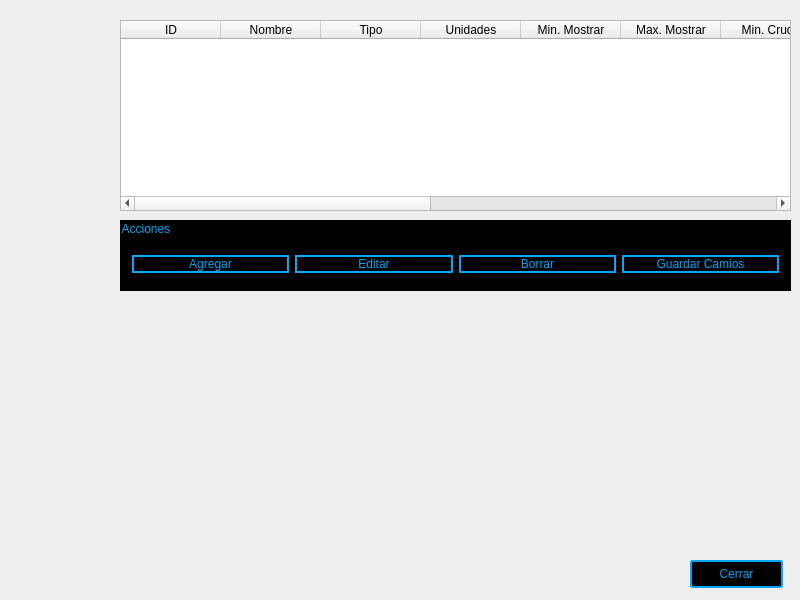
Above: asa_application/confsetup.ui from razulued/qt_application before the change. Below: the same form after it.
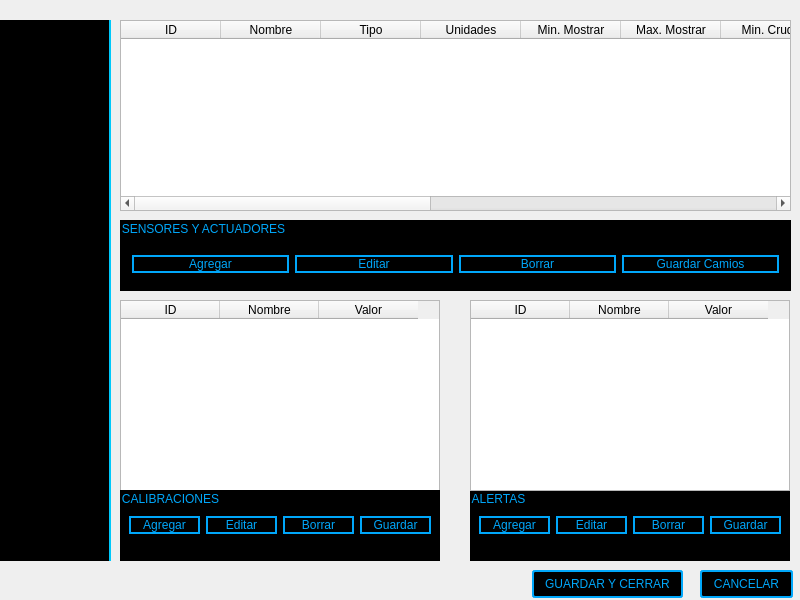
That is the form after the change.

Commit message: Changes before modifying const table for asa protocol

Diff of the .ui file:
```diff
--- a/asa_application/confsetup.ui
+++ b/asa_application/confsetup.ui
@@ -13,17 +13,9 @@
   <property name="windowTitle">
    <string>Dialog</string>
   </property>
-  <widget class="QWidget" name="verticalLayoutWidget">
-   <property name="geometry">
-    <rect>
-     <x>10</x>
-     <y>20</y>
-     <width>101</width>
-     <height>271</height>
-    </rect>
-   </property>
-   <layout class="QVBoxLayout" name="DirLayout"/>
-  </widget>
+  <property name="styleSheet">
+   <string notr="true"/>
+  </property>
   <widget class="QTableWidget" name="tableWidget">
    <property name="geometry">
     <rect>
@@ -118,7 +110,7 @@
 </string>
    </property>
    <property name="title">
-    <string>Acciones</string>
+    <string>SENSORES Y ACTUADORES</string>
    </property>
    <layout class="QHBoxLayout" name="horizontalLayout">
     <item>
@@ -205,8 +197,8 @@
   <widget class="QPushButton" name="closeButton">
    <property name="geometry">
     <rect>
-     <x>690</x>
-     <y>560</y>
+     <x>700</x>
+     <y>570</y>
      <width>93</width>
      <height>28</height>
     </rect>
@@ -224,9 +216,351 @@
 </string>
    </property>
    <property name="text">
-    <string>Cerrar</string>
+    <string>CANCELAR</string>
    </property>
   </widget>
+  <widget class="QTableWidget" name="tableWidget_2">
+   <property name="geometry">
+    <rect>
+     <x>120</x>
+     <y>300</y>
+     <width>320</width>
+     <height>191</height>
+    </rect>
+   </property>
+   <attribute name="horizontalHeaderDefaultSectionSize">
+    <number>99</number>
+   </attribute>
+   <attribute name="horizontalHeaderHighlightSections">
+    <bool>true</bool>
+   </attribute>
+   <column>
+    <property name="text">
+     <string>ID</string>
+    </property>
+   </column>
+   <column>
+    <property name="text">
+     <string>Nombre</string>
+    </property>
+   </column>
+   <column>
+    <property name="text">
+     <string>Valor</string>
+    </property>
+   </column>
+  </widget>
+  <widget class="QGroupBox" name="ButtonBox_2">
+   <property name="geometry">
+    <rect>
+     <x>120</x>
+     <y>490</y>
+     <width>320</width>
+     <height>71</height>
+    </rect>
+   </property>
+   <property name="styleSheet">
+    <string notr="true">QGroupBox
+{
+background-color: black;
+color: rgb(0, 167, 250);
+border: none;
+}
+QPushButton
+{
+background-color: black;
+color: rgb(0, 167, 250);
+border-width: 2px;
+border-style: solid;
+border-color: rgb(0, 167, 250);
+border-radius: 10px;
+}
+</string>
+   </property>
+   <property name="title">
+    <string>CALIBRACIONES</string>
+   </property>
+   <layout class="QHBoxLayout" name="horizontalLayout_2">
+    <item>
+     <widget class="QPushButton" name="add_pushButton_2">
+      <property name="enabled">
+       <bool>true</bool>
+      </property>
+      <property name="styleSheet">
+       <string notr="true">#add_pushButton
+{
+background-color: black;
+color: rgb(0, 167, 250);
+border-width: 2px;
+border-style: solid;
+border-color: rgb(0, 167, 250);
+border-radius: 10px;
+}
+</string>
+      </property>
+      <property name="text">
+       <string>Agregar</string>
+      </property>
+     </widget>
+    </item>
+    <item>
+     <widget class="QPushButton" name="edit_pushButton_2">
+      <property name="styleSheet">
+       <string notr="true">#edit_pushButton
+{
+background-color: black;
+color: rgb(0, 167, 250);
+border-width: 2px;
+border-style: solid;
+border-color: rgb(0, 167, 250);
+border-radius: 10px;
+}
+</string>
+      </property>
+      <property name="text">
+       <string>Editar</string>
+      </property>
+     </widget>
+    </item>
+    <item>
+     <widget class="QPushButton" name="remove_pushButton_2">
+      <property name="styleSheet">
+       <string notr="true">#remove_pushButton
+{
+background-color: black;
+color: rgb(0, 167, 250);
+border-width: 2px;
+border-style: solid;
+border-color: rgb(0, 167, 250);
+border-radius: 10px;
+}
+</string>
+      </property>
+      <property name="text">
+       <string>Borrar</string>
+      </property>
+     </widget>
+    </item>
+    <item>
+     <widget class="QPushButton" name="save_changes_pushButton_2">
+      <property name="styleSheet">
+       <string notr="true">#save_changes_pushButton
+{
+background-color: black;
+color: rgb(0, 167, 250);
+border-width: 2px;
+border-style: solid;
+border-color: rgb(0, 167, 250);
+border-radius: 10px;
+}
+</string>
+      </property>
+      <property name="text">
+       <string>Guardar</string>
+      </property>
+     </widget>
+    </item>
+   </layout>
+  </widget>
+  <widget class="QGroupBox" name="ButtonBox_3">
+   <property name="geometry">
+    <rect>
+     <x>470</x>
+     <y>490</y>
+     <width>320</width>
+     <height>71</height>
+    </rect>
+   </property>
+   <property name="styleSheet">
+    <string notr="true">QGroupBox
+{
+background-color: black;
+color: rgb(0, 167, 250);
+border: none;
+}
+QPushButton
+{
+background-color: black;
+color: rgb(0, 167, 250);
+border-width: 2px;
+border-style: solid;
+border-color: rgb(0, 167, 250);
+border-radius: 10px;
+}
+</string>
+   </property>
+   <property name="title">
+    <string>ALERTAS</string>
+   </property>
+   <layout class="QHBoxLayout" name="horizontalLayout_3">
+    <item>
+     <widget class="QPushButton" name="add_pushButton_3">
+      <property name="enabled">
+       <bool>true</bool>
+      </property>
+      <property name="styleSheet">
+       <string notr="true">#add_pushButton
+{
+background-color: black;
+color: rgb(0, 167, 250);
+border-width: 2px;
+border-style: solid;
+border-color: rgb(0, 167, 250);
+border-radius: 10px;
+}
+</string>
+      </property>
+      <property name="text">
+       <string>Agregar</string>
+      </property>
+     </widget>
+    </item>
+    <item>
+     <widget class="QPushButton" name="edit_pushButton_3">
+      <property name="styleSheet">
+       <string notr="true">#edit_pushButton
+{
+background-color: black;
+color: rgb(0, 167, 250);
+border-width: 2px;
+border-style: solid;
+border-color: rgb(0, 167, 250);
+border-radius: 10px;
+}
+</string>
+      </property>
+      <property name="text">
+       <string>Editar</string>
+      </property>
+     </widget>
+    </item>
+    <item>
+     <widget class="QPushButton" name="remove_pushButton_3">
+      <property name="styleSheet">
+       <string notr="true">#remove_pushButton
+{
+background-color: black;
+color: rgb(0, 167, 250);
+border-width: 2px;
+border-style: solid;
+border-color: rgb(0, 167, 250);
+border-radius: 10px;
+}
+</string>
+      </property>
+      <property name="text">
+       <string>Borrar</string>
+      </property>
+     </widget>
+    </item>
+    <item>
+     <widget class="QPushButton" name="save_changes_pushButton_3">
+      <property name="styleSheet">
+       <string notr="true">#save_changes_pushButton
+{
+background-color: black;
+color: rgb(0, 167, 250);
+border-width: 2px;
+border-style: solid;
+border-color: rgb(0, 167, 250);
+border-radius: 10px;
+}
+</string>
+      </property>
+      <property name="text">
+       <string>Guardar</string>
+      </property>
+     </widget>
+    </item>
+   </layout>
+  </widget>
+  <widget class="QPushButton" name="closeButton_2">
+   <property name="geometry">
+    <rect>
+     <x>532</x>
+     <y>570</y>
+     <width>151</width>
+     <height>28</height>
+    </rect>
+   </property>
+   <property name="styleSheet">
+    <string notr="true">#closeButton_2
+{
+background-color: black;
+color: rgb(0, 167, 250);
+border-width: 2px;
+border-style: solid;
+border-color: rgb(0, 167, 250);
+border-radius: 3px;
+}
+</string>
+   </property>
+   <property name="text">
+    <string>GUARDAR Y CERRAR</string>
+   </property>
+  </widget>
+  <widget class="QTableWidget" name="tableWidget_3">
+   <property name="geometry">
+    <rect>
+     <x>470</x>
+     <y>300</y>
+     <width>320</width>
+     <height>191</height>
+    </rect>
+   </property>
+   <attribute name="horizontalHeaderDefaultSectionSize">
+    <number>99</number>
+   </attribute>
+   <column>
+    <property name="text">
+     <string>ID</string>
+    </property>
+   </column>
+   <column>
+    <property name="text">
+     <string>Nombre</string>
+    </property>
+   </column>
+   <column>
+    <property name="text">
+     <string>Valor</string>
+    </property>
+   </column>
+  </widget>
+  <widget class="QFrame" name="frame">
+   <property name="geometry">
+    <rect>
+     <x>0</x>
+     <y>20</y>
+     <width>111</width>
+     <height>541</height>
+    </rect>
+   </property>
+   <property name="styleSheet">
+    <string notr="true">QFrame
+{
+background-color: black;
+color: rgb(0, 167, 250);
+border-width: 2px;
+border-style: solid;
+border-color: rgb(0, 200, 250);
+border-top: none;
+border-left: none;
+border-bottom: none;
+}</string>
+   </property>
+   <property name="frameShape">
+    <enum>QFrame::StyledPanel</enum>
+   </property>
+   <property name="frameShadow">
+    <enum>QFrame::Raised</enum>
+   </property>
+   <layout class="QHBoxLayout" name="horizontalLayout_4">
+    <item>
+     <layout class="QVBoxLayout" name="DirLayout"/>
+    </item>
+   </layout>
+  </widget>
  </widget>
  <resources/>
  <connections/>
```
The commit also changes 7 other files.
